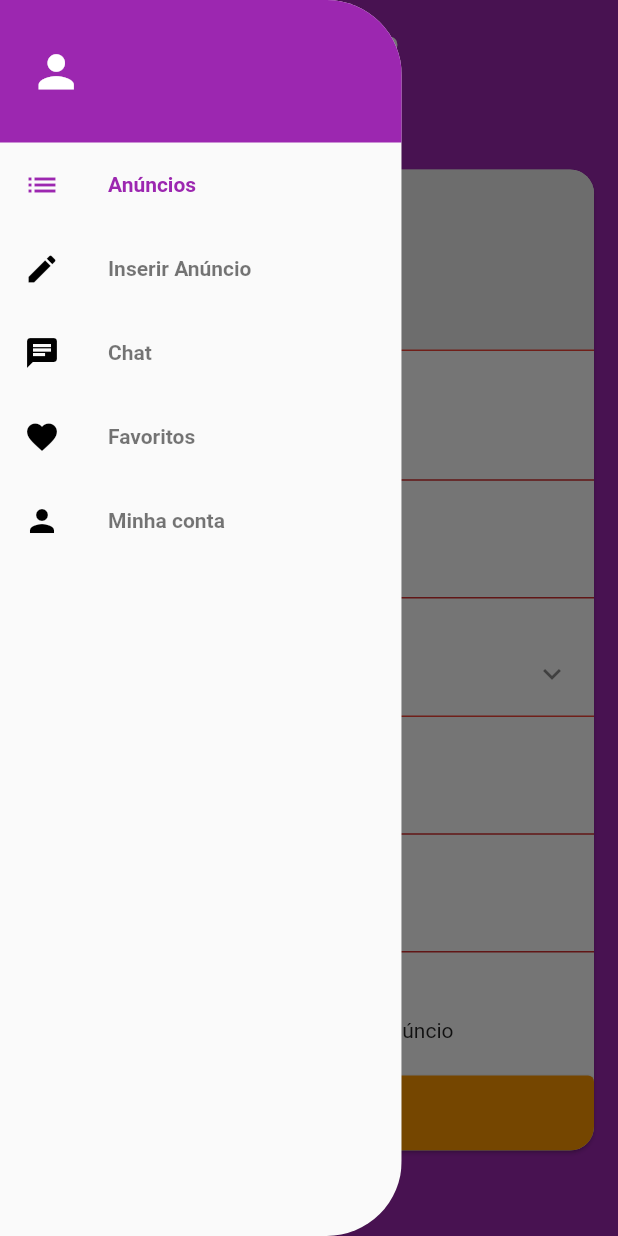
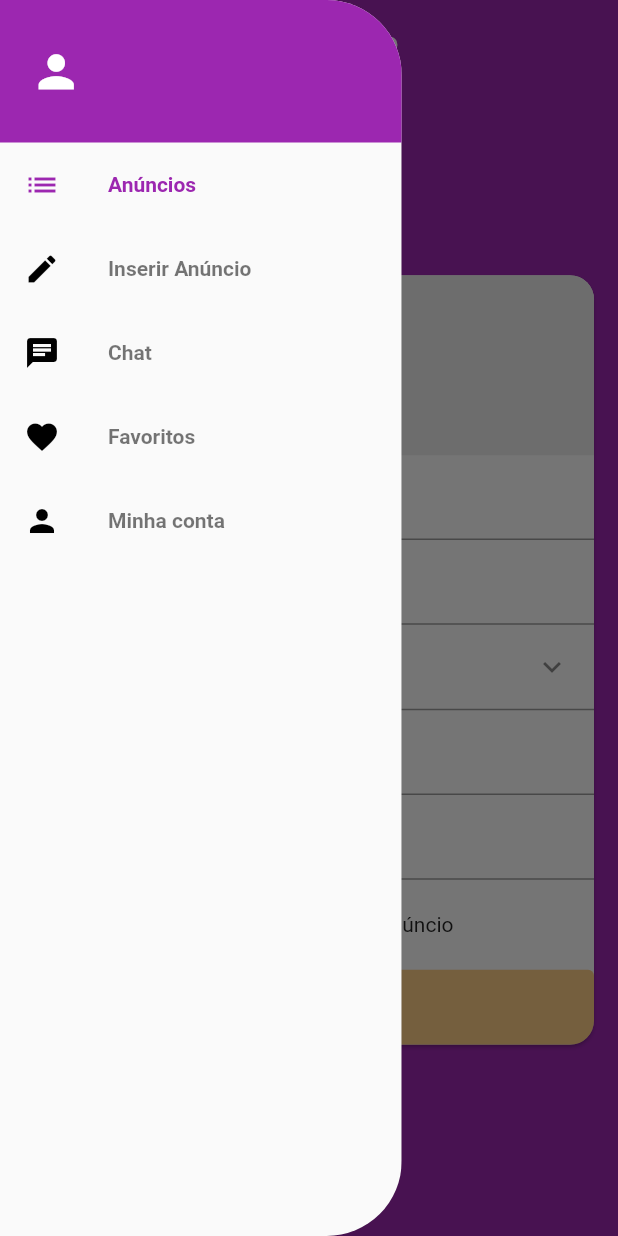
Before and after one commit to brenomacedo/flutter_ccheap, a Flutter app: the CreateScreen screen opened directly, in the side drawer, after a tap on "Enviar", on a phone screen of 412 x 824 dp. Run offline on Flutter 3.47's test engine with Material 2 defaults, Android fonts, the phone set to English and light mode, and no system bars; our stand-ins replace brasil_fields, dio, flutter_mobx, get_it, image_cropper, image_picker and 3 more; accounts and stored records are empty; generated files the repository leaves out were written again; network calls fail; statements that could not run were skipped.

Commit message:
validatedForm

```diff
--- a/lib/screens/category/category_screen.dart
+++ b/lib/screens/category/category_screen.dart
@@ -45,7 +45,7 @@ class CategoryScreen extends StatelessWidget {
 
                   return InkWell(
                     onTap: () {
-                      Navigator.of(context).pop();
+                      Navigator.of(context).pop(category);
                     },
                     child: Container(
                       height: 50,
--- a/lib/screens/create/create_screen.dart
+++ b/lib/screens/create/create_screen.dart
@@ -88,7 +88,9 @@ class CreateScreen extends StatelessWidget {
                 HidePhoneField(createStore),
                 SizedBox(
                   height: 50,
-                  child: ElevatedButton(onPressed: () {},
+                  child: Observer(builder: (_) {
+                    return GestureDetector(
+                      child: ElevatedButton(onPressed: createStore.sendPressed,
                         child: Text('Enviar', style: TextStyle(color: Colors.white, fontSize: 18)),
                         style: ButtonStyle(
                           backgroundColor: MaterialStateProperty.resolveWith((states) {
@@ -97,7 +99,10 @@ class CreateScreen extends StatelessWidget {
                             return Colors.orange;
                           }),
                           tapTargetSize: MaterialTapTargetSize.shrinkWrap
-                  ))
+                      )),
+                      onTap: createStore.invalidSendPressed,
+                    );
+                  },)
                 )
               ],
             ),
--- a/lib/stores/create_store.dart
+++ b/lib/stores/create_store.dart
@@ -12,7 +12,7 @@ abstract class _CreateStore with Store {
 
   @computed
   bool get imagesValid => images.isNotEmpty;
-  String get imagesError => imagesValid ? null : 'Selecione ao menos uma imagem';
+  String get imagesError => (!showErrors || imagesValid) ? null : 'Selecione ao menos uma imagem';
 
   @observable
   String title = '';
@@ -24,7 +24,7 @@ abstract class _CreateStore with Store {
   bool get titleValid => title.length > 6;
 
   String get titleError {
-    if(titleValid) return null;
+    if(!showErrors || titleValid) return null;
     if(title.isEmpty) return 'Campo obrigat´orio';
     return 'Campo muito curto!';
   }
@@ -38,7 +38,7 @@ abstract class _CreateStore with Store {
   @computed
   bool get descriptionValid => description.length >= 10;
   String get descriptionError {
-    if(descriptionValid) return null;
+    if(!showErrors || descriptionValid) return null;
     if(description.isEmpty) return 'Campo obrigat´orio!';
     return 'Descrição muito curta!';
   }
@@ -51,7 +51,7 @@ abstract class _CreateStore with Store {
 
   @computed
   bool get categoryValid => category != null;
-  String get categoryError => categoryValid ? null : 'Campo obrigatório!';
+  String get categoryError => (!showErrors || categoryValid) ? null : 'Campo obrigatório!';
 
   @observable
   bool hidePhone = false;
@@ -64,7 +64,7 @@ abstract class _CreateStore with Store {
   @computed
   Address get address => cepStore.address;
   bool get addressValid => address != null;
-  String get addressError => addressValid ? null : 'Campo obrigatório';
+  String get addressError => (!showErrors || addressValid) ? null : 'Campo obrigatório';
 
   @observable
   String priceText = '';
@@ -80,9 +80,26 @@ abstract class _CreateStore with Store {
   }
   bool get priceValid => price != null && price <= 9999999;
   String get priceError {
-    if(priceValid) return null;
+    if(!showErrors || priceValid) return null;
     if(priceText.isEmpty) return 'Campo obrigatório!';
     return 'Preço inválido';
   }
 
+  @computed
+  get formValid => imagesValid && titleValid && descriptionValid
+    && categoryValid && addressValid && priceValid;
+
+  @computed
+  Function get sendPressed => formValid ? _send : null;
+
+  @observable
+  bool showErrors = false;
+
+  @action
+  void invalidSendPressed() => showErrors = true;
+
+  void _send() {
+
+  }
+
 }
```
Also changed, not shown: lib/stores/create_store.g.dart. Lines whose indentation alone changed are shown as unchanged.
